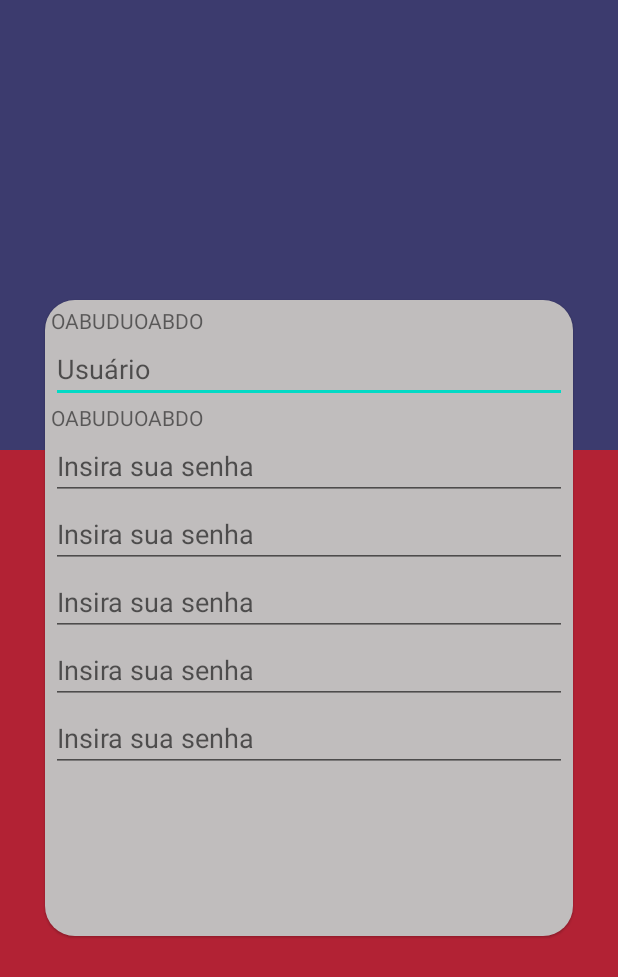
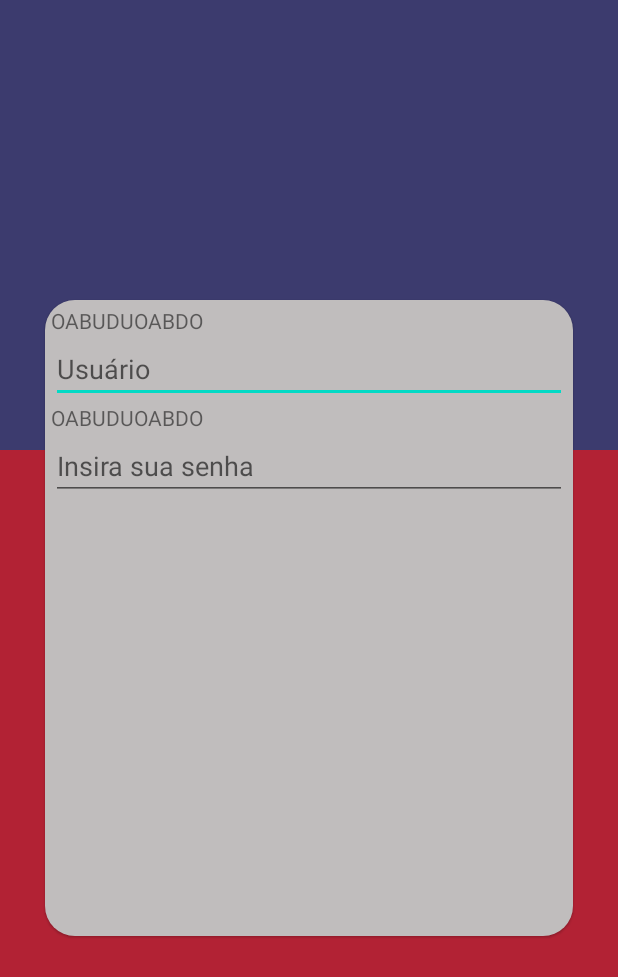
Before and after one commit to StenioSants/myenglish, an Android app: the screen it shows after launch (MainActivity), on a phone screen of 412 x 824 dp. Shown: the top 977 px of the screen. Run offline under Robolectric (Android 15) with nearby library versions, the phone set to English and light mode, and no system bars.

Commit message:
retornando o codigo para o git

```diff
--- a/app/src/main/res/layout/activity_main.xml
+++ b/app/src/main/res/layout/activity_main.xml
@@ -46,28 +46,6 @@
             android:hint="@string/password"/>
 
 
-        <EditText
-            android:layout_width="match_parent"
-            android:layout_height="wrap_content"
-            android:hint="@string/password"/>
-
-        <EditText
-            android:layout_width="match_parent"
-            android:layout_height="wrap_content"
-            android:hint="@string/password"/>
-
-        <EditText
-            android:layout_width="match_parent"
-            android:layout_height="wrap_content"
-            android:hint="@string/password"/>
-
-        <EditText
-            android:layout_width="match_parent"
-            android:layout_height="wrap_content"
-            android:hint="@string/password"/>
-
-
-
     </LinearLayout>
 
     <LinearLayout
```
